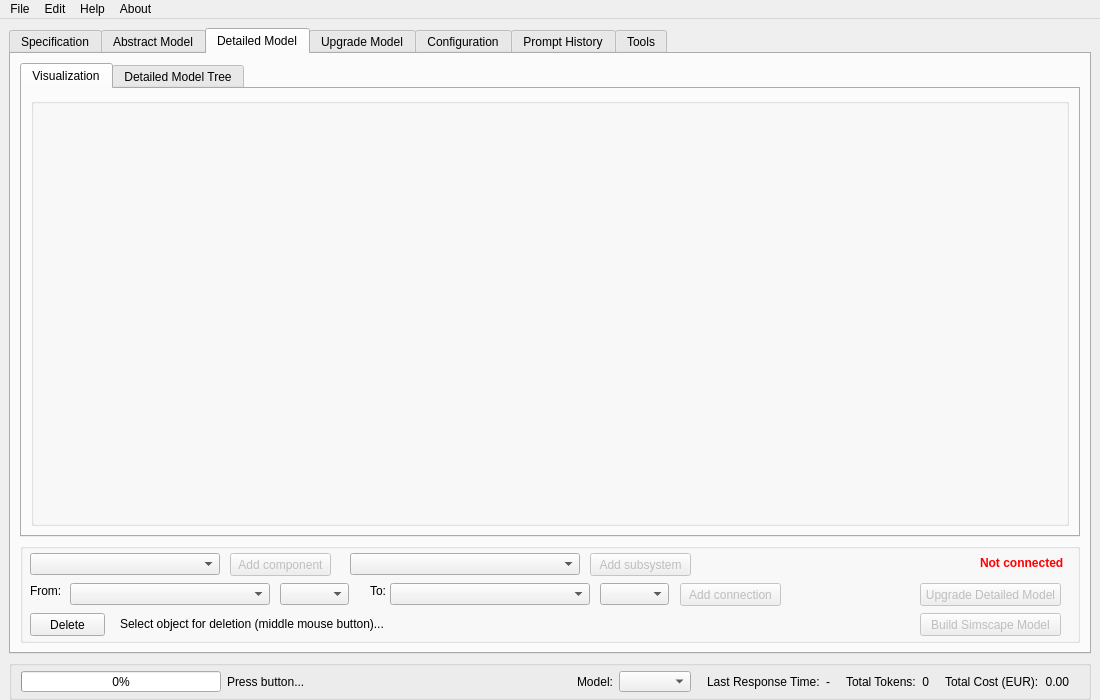
Patrick-Hummel/AI_Simscape_Model_Generator, file src/gui/main_window_aisimogen.ui: the form before one commit.
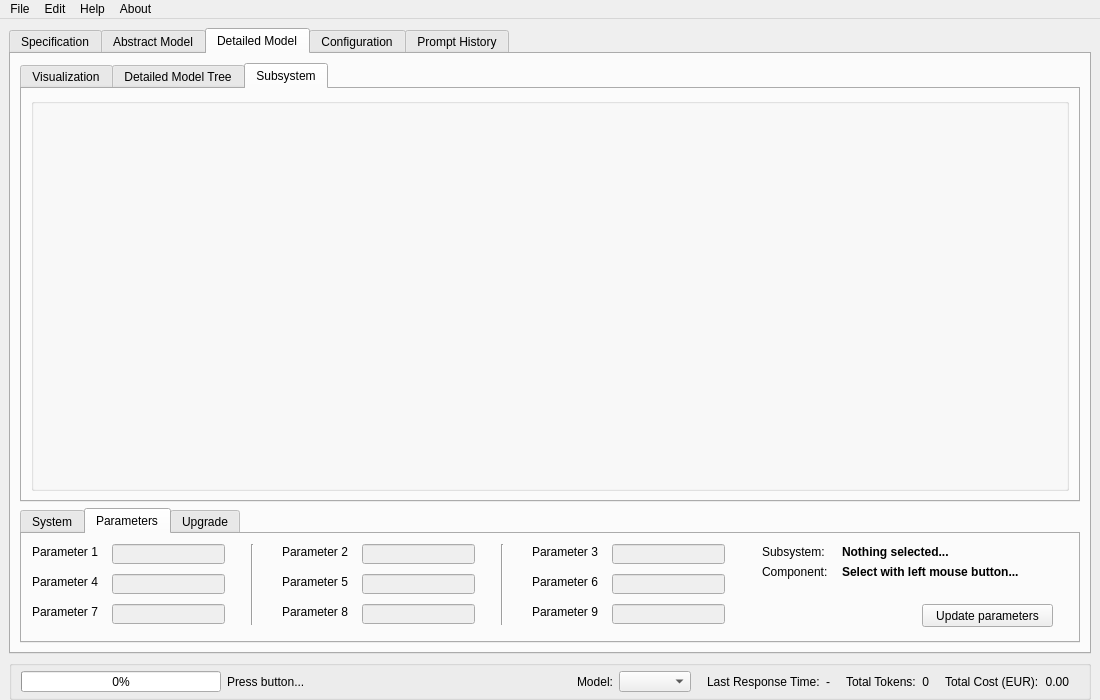
The form after the commit. The open tabs and pages were chosen to show the change.

```diff
--- a/src/gui/main_window_aisimogen.ui
+++ b/src/gui/main_window_aisimogen.ui
@@ -352,334 +352,794 @@
             </item>
            </layout>
           </widget>
+          <widget class="QWidget" name="tab_detailed_model_subsystem_view">
+           <attribute name="title">
+            <string>Subsystem</string>
+           </attribute>
+           <layout class="QVBoxLayout" name="verticalLayout_12">
+            <item>
+             <widget class="QGroupBox" name="groupBox_detailed_model_subsystem_visualization">
+              <property name="title">
+               <string/>
+              </property>
+             </widget>
+            </item>
+           </layout>
+          </widget>
          </widget>
         </item>
         <item>
-         <widget class="QGroupBox" name="groupBox">
+         <widget class="QTabWidget" name="tabWidget_detailed_model_configuration">
           <property name="minimumSize">
            <size>
             <width>0</width>
-            <height>100</height>
+            <height>135</height>
            </size>
           </property>
           <property name="maximumSize">
            <size>
             <width>16777215</width>
-            <height>100</height>
+            <height>135</height>
            </size>
           </property>
-          <property name="title">
-           <string/>
+          <property name="currentIndex">
+           <number>0</number>
           </property>
-          <widget class="QPushButton" name="pushButton_build_simscape_model">
-           <property name="enabled">
-            <bool>false</bool>
-           </property>
-           <property name="geometry">
-            <rect>
-             <x>900</x>
-             <y>70</y>
-             <width>141</width>
-             <height>23</height>
-            </rect>
-           </property>
-           <property name="text">
-            <string>Build Simscape Model</string>
-           </property>
+          <widget class="QWidget" name="tab_detailed_model_edit_system">
+           <attribute name="title">
+            <string>System</string>
+           </attribute>
+           <widget class="QLabel" name="label_4">
+            <property name="geometry">
+             <rect>
+              <x>420</x>
+              <y>40</y>
+              <width>21</width>
+              <height>16</height>
+             </rect>
+            </property>
+            <property name="text">
+             <string>To:</string>
+            </property>
+           </widget>
+           <widget class="QLabel" name="label_detailed_model_deletion_selection">
+            <property name="geometry">
+             <rect>
+              <x>100</x>
+              <y>80</y>
+              <width>401</width>
+              <height>21</height>
+             </rect>
+            </property>
+            <property name="text">
+             <string>Select object for deletion (middle mouse button)...</string>
+            </property>
+           </widget>
+           <widget class="QLabel" name="label_not_connected_warning">
+            <property name="enabled">
+             <bool>true</bool>
+            </property>
+            <property name="geometry">
+             <rect>
+              <x>950</x>
+              <y>10</y>
+              <width>91</width>
+              <height>20</height>
+             </rect>
+            </property>
+            <property name="font">
+             <font>
+              <weight>75</weight>
+              <bold>true</bold>
+             </font>
+            </property>
+            <property name="styleSheet">
+             <string notr="true">color: rgb(255, 0, 0);</string>
+            </property>
+            <property name="inputMethodHints">
+             <set>Qt::ImhNone</set>
+            </property>
+            <property name="text">
+             <string>Not connected</string>
+            </property>
+           </widget>
+           <widget class="QComboBox" name="comboBox_add_connection_from_port">
+            <property name="geometry">
+             <rect>
+              <x>650</x>
+              <y>10</y>
+              <width>69</width>
+              <height>22</height>
+             </rect>
+            </property>
+           </widget>
+           <widget class="QPushButton" name="pushButton_build_simscape_model">
+            <property name="enabled">
+             <bool>false</bool>
+            </property>
+            <property name="geometry">
+             <rect>
+              <x>900</x>
+              <y>50</y>
+              <width>141</width>
+              <height>50</height>
+             </rect>
+            </property>
+            <property name="minimumSize">
+             <size>
+              <width>0</width>
+              <height>35</height>
+             </size>
+            </property>
+            <property name="text">
+             <string>Build Simscape Model</string>
+            </property>
+           </widget>
+           <widget class="QLabel" name="label_3">
+            <property name="geometry">
+             <rect>
+              <x>400</x>
+              <y>10</y>
+              <width>31</width>
+              <height>16</height>
+             </rect>
+            </property>
+            <property name="text">
+             <string>From:</string>
+            </property>
+           </widget>
+           <widget class="QPushButton" name="pushButton_detailed_model_add_connection">
+            <property name="enabled">
+             <bool>false</bool>
+            </property>
+            <property name="geometry">
+             <rect>
+              <x>730</x>
+              <y>40</y>
+              <width>101</width>
+              <height>23</height>
+             </rect>
+            </property>
+            <property name="text">
+             <string>Add connection</string>
+            </property>
+           </widget>
+           <widget class="QComboBox" name="comboBox_add_component">
+            <property name="geometry">
+             <rect>
+              <x>10</x>
+              <y>10</y>
+              <width>190</width>
+              <height>22</height>
+             </rect>
+            </property>
+           </widget>
+           <widget class="QComboBox" name="comboBox_add_connection_to_port">
+            <property name="geometry">
+             <rect>
+              <x>650</x>
+              <y>40</y>
+              <width>69</width>
+              <height>22</height>
+             </rect>
+            </property>
+           </widget>
+           <widget class="QPushButton" name="pushButton_detailed_model_delete_selection">
+            <property name="geometry">
+             <rect>
+              <x>10</x>
+              <y>80</y>
+              <width>75</width>
+              <height>23</height>
+             </rect>
+            </property>
+            <property name="text">
+             <string>Delete</string>
+            </property>
+           </widget>
+           <widget class="QComboBox" name="comboBox_add_subsystem">
+            <property name="geometry">
+             <rect>
+              <x>10</x>
+              <y>40</y>
+              <width>230</width>
+              <height>22</height>
+             </rect>
+            </property>
+           </widget>
+           <widget class="QPushButton" name="pushButton_detailed_model_add_component">
+            <property name="enabled">
+             <bool>false</bool>
+            </property>
+            <property name="geometry">
+             <rect>
+              <x>210</x>
+              <y>10</y>
+              <width>101</width>
+              <height>23</height>
+             </rect>
+            </property>
+            <property name="text">
+             <string>Add component</string>
+            </property>
+           </widget>
+           <widget class="QPushButton" name="pushButton_detailed_model_add_subsystem">
+            <property name="enabled">
+             <bool>false</bool>
+            </property>
+            <property name="geometry">
+             <rect>
+              <x>250</x>
+              <y>40</y>
+              <width>101</width>
+              <height>23</height>
+             </rect>
+            </property>
+            <property name="text">
+             <string>Add subsystem</string>
+            </property>
+           </widget>
+           <widget class="QComboBox" name="comboBox_add_connection_from">
+            <property name="geometry">
+             <rect>
+              <x>440</x>
+              <y>10</y>
+              <width>200</width>
+              <height>22</height>
+             </rect>
+            </property>
+           </widget>
+           <widget class="QComboBox" name="comboBox_add_connection_to">
+            <property name="geometry">
+             <rect>
+              <x>440</x>
+              <y>40</y>
+              <width>200</width>
+              <height>22</height>
+             </rect>
+            </property>
+           </widget>
+           <widget class="Line" name="line">
+            <property name="geometry">
+             <rect>
+              <x>370</x>
+              <y>0</y>
+              <width>20</width>
+              <height>71</height>
+             </rect>
+            </property>
+            <property name="orientation">
+             <enum>Qt::Vertical</enum>
+            </property>
+           </widget>
+           <widget class="QPushButton" name="pushButton_detailed_model_clear_selection">
+            <property name="geometry">
+             <rect>
+              <x>730</x>
+              <y>10</y>
+              <width>101</width>
+              <height>23</height>
+             </rect>
+            </property>
+            <property name="text">
+             <string>Clear selection</string>
+            </property>
+           </widget>
           </widget>
-          <widget class="QComboBox" name="comboBox_add_component">
-           <property name="geometry">
-            <rect>
-             <x>10</x>
-             <y>10</y>
-             <width>190</width>
-             <height>22</height>
-            </rect>
-           </property>
+          <widget class="QWidget" name="tab_detailed_model_params">
+           <attribute name="title">
+            <string>Parameters</string>
+           </attribute>
+           <widget class="QLabel" name="label_desc_detailed_model_param_1">
+            <property name="geometry">
+             <rect>
+              <x>10</x>
+              <y>10</y>
+              <width>71</width>
+              <height>16</height>
+             </rect>
+            </property>
+            <property name="text">
+             <string>Parameter 1</string>
+            </property>
+           </widget>
+           <widget class="QLabel" name="label_desc_detailed_model_param_4">
+            <property name="geometry">
+             <rect>
+              <x>10</x>
+              <y>40</y>
+              <width>71</width>
+              <height>16</height>
+             </rect>
+            </property>
+            <property name="text">
+             <string>Parameter 4</string>
+            </property>
+           </widget>
+           <widget class="QLabel" name="label_desc_detailed_model_param_7">
+            <property name="geometry">
+             <rect>
+              <x>10</x>
+              <y>70</y>
+              <width>71</width>
+              <height>16</height>
+             </rect>
+            </property>
+            <property name="text">
+             <string>Parameter 7</string>
+            </property>
+           </widget>
+           <widget class="QLineEdit" name="lineEdit_detailed_model_param_1">
+            <property name="enabled">
+             <bool>false</bool>
+            </property>
+            <property name="geometry">
+             <rect>
+              <x>90</x>
+              <y>10</y>
+              <width>113</width>
+              <height>20</height>
+             </rect>
+            </property>
+           </widget>
+           <widget class="QLineEdit" name="lineEdit_detailed_model_param_4">
+            <property name="enabled">
+             <bool>false</bool>
+            </property>
+            <property name="geometry">
+             <rect>
+              <x>90</x>
+              <y>40</y>
+              <width>113</width>
+              <height>20</height>
+             </rect>
+            </property>
+           </widget>
+           <widget class="QLineEdit" name="lineEdit_detailed_model_param_7">
+            <property name="enabled">
+             <bool>false</bool>
+            </property>
+            <property name="geometry">
+             <rect>
+              <x>90</x>
+              <y>70</y>
+              <width>113</width>
+              <height>20</height>
+             </rect>
+            </property>
+           </widget>
+           <widget class="QLineEdit" name="lineEdit_detailed_model_param_5">
+            <property name="enabled">
+             <bool>false</bool>
+            </property>
+            <property name="geometry">
+             <rect>
+              <x>340</x>
+              <y>40</y>
+              <width>113</width>
+              <height>20</height>
+             </rect>
+            </property>
+           </widget>
+           <widget class="QLabel" name="label_desc_detailed_model_param_2">
+            <property name="geometry">
+             <rect>
+              <x>260</x>
+              <y>10</y>
+              <width>71</width>
+              <height>16</height>
+             </rect>
+            </property>
+            <property name="text">
+             <string>Parameter 2</string>
+            </property>
+           </widget>
+           <widget class="QLabel" name="label_desc_detailed_model_param_5">
+            <property name="geometry">
+             <rect>
+              <x>260</x>
+              <y>40</y>
+              <width>71</width>
+              <height>16</height>
+             </rect>
+            </property>
+            <property name="text">
+             <string>Parameter 5</string>
+            </property>
+           </widget>
+           <widget class="QLineEdit" name="lineEdit_detailed_model_param_8">
+            <property name="enabled">
+             <bool>false</bool>
+            </property>
+            <property name="geometry">
+             <rect>
+              <x>340</x>
+              <y>70</y>
+              <width>113</width>
+              <height>20</height>
+             </rect>
+            </property>
+           </widget>
+           <widget class="QLabel" name="label_desc_detailed_model_param_8">
+            <property name="geometry">
+             <rect>
+              <x>260</x>
+              <y>70</y>
+              <width>71</width>
+              <height>16</height>
+             </rect>
+            </property>
+            <property name="text">
+             <string>Parameter 8</string>
+            </property>
+           </widget>
+           <widget class="QLineEdit" name="lineEdit_detailed_model_param_2">
+            <property name="enabled">
+             <bool>false</bool>
+            </property>
+            <property name="geometry">
+             <rect>
+              <x>340</x>
+              <y>10</y>
+              <width>113</width>
+              <height>20</height>
+             </rect>
+            </property>
+           </widget>
+           <widget class="QLineEdit" name="lineEdit_detailed_model_param_9">
+            <property name="enabled">
+             <bool>false</bool>
+            </property>
+            <property name="geometry">
+             <rect>
+              <x>590</x>
+              <y>70</y>
+              <width>113</width>
+              <height>20</height>
+             </rect>
+            </property>
+           </widget>
+           <widget class="QLineEdit" name="lineEdit_detailed_model_param_6">
+            <property name="enabled">
+             <bool>false</bool>
+            </property>
+            <property name="geometry">
+             <rect>
+              <x>590</x>
+              <y>40</y>
+              <width>113</width>
+              <height>20</height>
+             </rect>
+            </property>
+           </widget>
+           <widget class="QLabel" name="label_desc_detailed_model_param_6">
+            <property name="geometry">
+             <rect>
+              <x>510</x>
+              <y>40</y>
+              <width>71</width>
+              <height>16</height>
+             </rect>
+            </property>
+            <property name="text">
+             <string>Parameter 6</string>
+            </property>
+           </widget>
+           <widget class="QLabel" name="label_desc_detailed_model_param_3">
+            <property name="geometry">
+             <rect>
+              <x>510</x>
+              <y>10</y>
+              <width>71</width>
+              <height>16</height>
+             </rect>
+            </property>
+            <property name="text">
+             <string>Parameter 3</string>
+            </property>
+           </widget>
+           <widget class="QLineEdit" name="lineEdit_detailed_model_param_3">
+            <property name="enabled">
+             <bool>false</bool>
+            </property>
+            <property name="geometry">
+             <rect>
+              <x>590</x>
+              <y>10</y>
+              <width>113</width>
+              <height>20</height>
+             </rect>
+            </property>
+           </widget>
+           <widget class="QLabel" name="label_desc_detailed_model_param_9">
+            <property name="geometry">
+             <rect>
+              <x>510</x>
+              <y>70</y>
+              <width>71</width>
+              <height>16</height>
+             </rect>
+            </property>
+            <property name="text">
+             <string>Parameter 9</string>
+            </property>
+           </widget>
+           <widget class="Line" name="line_2">
+            <property name="geometry">
+             <rect>
+              <x>220</x>
+              <y>10</y>
+              <width>20</width>
+              <height>81</height>
+             </rect>
+            </property>
+            <property name="orientation">
+             <enum>Qt::Vertical</enum>
+            </property>
+           </widget>
+           <widget class="Line" name="line_3">
+            <property name="geometry">
+             <rect>
+              <x>470</x>
+              <y>10</y>
+              <width>20</width>
+              <height>81</height>
+             </rect>
+            </property>
+            <property name="orientation">
+             <enum>Qt::Vertical</enum>
+            </property>
+           </widget>
+           <widget class="QPushButton" name="pushButton_detailed_model_update_parameters">
+            <property name="geometry">
+             <rect>
+              <x>900</x>
+              <y>70</y>
+              <width>131</width>
+              <height>23</height>
+             </rect>
+            </property>
+            <property name="text">
+             <string>Update parameters</string>
+            </property>
+           </widget>
+           <widget class="QLabel" name="label_desc_detailed_model_params_subsystem">
+            <property name="geometry">
+             <rect>
+              <x>740</x>
+              <y>10</y>
+              <width>71</width>
+              <height>16</height>
+             </rect>
+            </property>
+            <property name="text">
+             <string>Subsystem:</string>
+            </property>
+           </widget>
+           <widget class="QLabel" name="label_desc_detailed_model_params_component">
+            <property name="geometry">
+             <rect>
+              <x>740</x>
+              <y>30</y>
+              <width>71</width>
+              <height>16</height>
+             </rect>
+            </property>
+            <property name="text">
+             <string>Component:</string>
+            </property>
+           </widget>
+           <widget class="QLabel" name="label_detailed_model_params_subsystem">
+            <property name="geometry">
+             <rect>
+              <x>820</x>
+              <y>10</y>
+              <width>211</width>
+              <height>16</height>
+             </rect>
+            </property>
+            <property name="font">
+             <font>
+              <weight>75</weight>
+              <bold>true</bold>
+             </font>
+            </property>
+            <property name="text">
+             <string>Nothing selected...</string>
+            </property>
+           </widget>
+           <widget class="QLabel" name="label_detailed_model_params_component">
+            <property name="geometry">
+             <rect>
+              <x>820</x>
+              <y>30</y>
+              <width>211</width>
+              <height>16</height>
+             </rect>
+            </property>
+            <property name="font">
+             <font>
+              <weight>75</weight>
+              <bold>true</bold>
+             </font>
+            </property>
+            <property name="text">
+             <string>Select with left mouse button...</string>
+            </property>
+           </widget>
           </widget>
-          <widget class="QPushButton" name="pushButton_detailed_model_add_component">
-           <property name="enabled">
-            <bool>false</bool>
-           </property>
-           <property name="geometry">
-            <rect>
-             <x>210</x>
-             <y>10</y>
-             <width>101</width>
-             <height>23</height>
-            </rect>
-           </property>
-           <property name="text">
-            <string>Add component</string>
-           </property>
-          </widget>
-          <widget class="QComboBox" name="comboBox_add_connection_from">
-           <property name="geometry">
-            <rect>
-             <x>50</x>
-             <y>40</y>
-             <width>200</width>
-             <height>22</height>
-            </rect>
-           </property>
-          </widget>
-          <widget class="QLabel" name="label_3">
-           <property name="geometry">
-            <rect>
-             <x>10</x>
-             <y>40</y>
-             <width>31</width>
-             <height>16</height>
-            </rect>
-           </property>
-           <property name="text">
-            <string>From:</string>
-           </property>
-          </widget>
-          <widget class="QLabel" name="label_4">
-           <property name="geometry">
-            <rect>
-             <x>350</x>
-             <y>40</y>
-             <width>21</width>
-             <height>16</height>
-            </rect>
-           </property>
-           <property name="text">
-            <string>To:</string>
-           </property>
-          </widget>
-          <widget class="QComboBox" name="comboBox_add_connection_to">
-           <property name="geometry">
-            <rect>
-             <x>370</x>
-             <y>40</y>
-             <width>200</width>
-             <height>22</height>
-            </rect>
-           </property>
-          </widget>
-          <widget class="QPushButton" name="pushButton_detailed_model_add_connection">
-           <property name="enabled">
-            <bool>false</bool>
-           </property>
-           <property name="geometry">
-            <rect>
-             <x>660</x>
-             <y>40</y>
-             <width>101</width>
-             <height>23</height>
-            </rect>
-           </property>
-           <property name="text">
-            <string>Add connection</string>
-           </property>
-          </widget>
-          <widget class="QComboBox" name="comboBox_add_subsystem">
-           <property name="geometry">
-            <rect>
-             <x>330</x>
-             <y>10</y>
-             <width>230</width>
-             <height>22</height>
-            </rect>
-           </property>
-          </widget>
-          <widget class="QPushButton" name="pushButton_detailed_model_add_subsystem">
-           <property name="enabled">
-            <bool>false</bool>
-           </property>
-           <property name="geometry">
-            <rect>
-             <x>570</x>
-             <y>10</y>
-             <width>101</width>
-             <height>23</height>
-            </rect>
-           </property>
-           <property name="text">
-            <string>Add subsystem</string>
-           </property>
-          </widget>
-          <widget class="QComboBox" name="comboBox_add_connection_from_port">
-           <property name="geometry">
-            <rect>
-             <x>260</x>
-             <y>40</y>
-             <width>69</width>
-             <height>22</height>
-            </rect>
-           </property>
-          </widget>
-          <widget class="QComboBox" name="comboBox_add_connection_to_port">
-           <property name="geometry">
-            <rect>
-             <x>580</x>
-             <y>40</y>
-             <width>69</width>
-             <height>22</height>
-            </rect>
-           </property>
-          </widget>
-          <widget class="QLabel" name="label_not_connected_warning">
-           <property name="enabled">
-            <bool>true</bool>
-           </property>
-           <property name="geometry">
-            <rect>
-             <x>960</x>
-             <y>10</y>
-             <width>91</width>
-             <height>20</height>
-            </rect>
-           </property>
-           <property name="font">
-            <font>
-             <weight>75</weight>
-             <bold>true</bold>
-            </font>
-           </property>
-           <property name="styleSheet">
-            <string notr="true">color: rgb(255, 0, 0);</string>
-           </property>
-           <property name="inputMethodHints">
-            <set>Qt::ImhNone</set>
-           </property>
-           <property name="text">
-            <string>Not connected</string>
-           </property>
-          </widget>
-          <widget class="QPushButton" name="pushButton_detailed_model_delete_selection">
-           <property name="geometry">
-            <rect>
-             <x>10</x>
-             <y>70</y>
-             <width>75</width>
-             <height>23</height>
-            </rect>
-           </property>
-           <property name="text">
-            <string>Delete</string>
-           </property>
-          </widget>
-          <widget class="QLabel" name="label_detailed_model_deletion_selection">
-           <property name="geometry">
-            <rect>
-             <x>100</x>
-             <y>70</y>
-             <width>401</width>
-             <height>21</height>
-            </rect>
-           </property>
-           <property name="text">
-            <string>Select object for deletion (middle mouse button)...</string>
-           </property>
-          </widget>
-          <widget class="QPushButton" name="pushButton_upgrade_detailed_model">
-           <property name="enabled">
-            <bool>false</bool>
-           </property>
-           <property name="geometry">
-            <rect>
-             <x>900</x>
-             <y>40</y>
-             <width>141</width>
-             <height>23</height>
-            </rect>
-           </property>
-           <property name="text">
-            <string>Upgrade Detailed Model</string>
-           </property>
+          <widget class="QWidget" name="tab_detailed_model_upgrade">
+           <attribute name="title">
+            <string>Upgrade</string>
+           </attribute>
+           <widget class="QPushButton" name="pushButton_single_upgrader">
+            <property name="geometry">
+             <rect>
+              <x>310</x>
+              <y>20</y>
+              <width>121</width>
+              <height>23</height>
+             </rect>
+            </property>
+            <property name="text">
+             <string>Single Upgrader</string>
+            </property>
+           </widget>
+           <widget class="QSpinBox" name="spinBox_upgrader_target">
+            <property name="geometry">
+             <rect>
+              <x>610</x>
+              <y>40</y>
+              <width>42</width>
+              <height>22</height>
+             </rect>
+            </property>
+            <property name="minimum">
+             <number>1</number>
+            </property>
+            <property name="value">
+             <number>3</number>
+            </property>
+           </widget>
+           <widget class="QPushButton" name="pushButton_combined_upgrader">
+            <property name="geometry">
+             <rect>
+              <x>310</x>
+              <y>60</y>
+              <width>121</width>
+              <height>23</height>
+             </rect>
+            </property>
+            <property name="text">
+             <string>Combined Upgrader</string>
+            </property>
+           </widget>
+           <widget class="QComboBox" name="comboBox_single_upgrader_pattern">
+            <property name="geometry">
+             <rect>
+              <x>460</x>
+              <y>20</y>
+              <width>101</width>
+              <height>22</height>
+             </rect>
+            </property>
+           </widget>
+           <widget class="QComboBox" name="comboBox_combined_upgrader_pattern">
+            <property name="geometry">
+             <rect>
+              <x>460</x>
+              <y>60</y>
+              <width>101</width>
+              <height>22</height>
+             </rect>
+            </property>
+           </widget>
+           <widget class="QRadioButton" name="radioButton_upgrade_selected_subsystem">
+            <property name="geometry">
+             <rect>
+              <x>10</x>
+              <y>10</y>
+              <width>121</width>
+              <height>17</height>
+             </rect>
+            </property>
+            <property name="text">
+             <string>Selected subsystem</string>
+            </property>
+            <property name="checked">
+             <bool>true</bool>
+            </property>
+           </widget>
+           <widget class="QRadioButton" name="radioButton_upgrade_all_subsystems">
+            <property name="geometry">
+             <rect>
+              <x>10</x>
+              <y>70</y>
+              <width>121</width>
+              <height>17</height>
+             </rect>
+            </property>
+            <property name="text">
+             <string>All subsystems</string>
+            </property>
+           </widget>
+           <widget class="QLabel" name="label_7">
+            <property name="geometry">
+             <rect>
+              <x>600</x>
+              <y>20</y>
+              <width>47</width>
+              <height>13</height>
+             </rect>
+            </property>
+            <property name="text">
+             <string>Target:</string>
+            </property>
+           </widget>
+           <widget class="QLabel" name="label_8">
+            <property name="geometry">
+             <rect>
+              <x>700</x>
+              <y>20</y>
+              <width>331</width>
+              <height>16</height>
+             </rect>
+            </property>
+            <property name="text">
+             <string>Comparator (C): ... short description here...</string>
+            </property>
+           </widget>
+           <widget class="QLabel" name="label_9">
+            <property name="geometry">
+             <rect>
+              <x>700</x>
+              <y>40</y>
+              <width>331</width>
+              <height>16</height>
+             </rect>
+            </property>
+            <property name="text">
+             <string>Voter (V): ... short description here...</string>
+            </property>
+           </widget>
+           <widget class="QLabel" name="label_10">
+            <property name="geometry">
+             <rect>
+              <x>700</x>
+              <y>60</y>
+              <width>331</width>
+              <height>16</height>
+             </rect>
+            </property>
+            <property name="text">
+             <string>S (S): ... short description here...</string>
+            </property>
+           </widget>
+           <widget class="QLabel" name="label_detailed_model_upgrade_selected_subsystem">
+            <property name="geometry">
+             <rect>
+              <x>40</x>
+              <y>40</y>
+              <width>261</width>
+              <height>16</height>
+             </rect>
+            </property>
+            <property name="font">
+             <font>
+              <weight>75</weight>
+              <italic>false</italic>
+              <bold>true</bold>
+             </font>
+            </property>
+            <property name="text">
+             <string>Left click on a subystem to select it...</string>
+            </property>
+           </widget>
           </widget>
          </widget>
         </item>
        </layout>
       </widget>
-      <widget class="QWidget" name="tab_upgrade_detailed_model">
-       <attribute name="title">
-        <string>Upgrade Model</string>
-       </attribute>
-       <widget class="QPushButton" name="pushButton_single_upgrader">
-        <property name="geometry">
-         <rect>
-          <x>30</x>
-          <y>30</y>
-          <width>121</width>
-          <height>23</height>
-         </rect>
-        </property>
-        <property name="text">
-         <string>Single Upgrader</string>
-        </property>
-       </widget>
-       <widget class="QComboBox" name="comboBox_single_upgrader_pattern">
-        <property name="geometry">
-         <rect>
-          <x>180</x>
-          <y>30</y>
-          <width>101</width>
-          <height>22</height>
-         </rect>
-        </property>
-       </widget>
-       <widget class="QPushButton" name="pushButton_combined_upgrader">
-        <property name="geometry">
-         <rect>
-          <x>30</x>
-          <y>70</y>
-          <width>121</width>
-          <height>23</height>
-         </rect>
-        </property>
-        <property name="text">
-         <string>Combined Upgrader</string>
-        </property>
-       </widget>
-       <widget class="QComboBox" name="comboBox_combined_upgrader_pattern">
-        <property name="geometry">
-         <rect>
-          <x>180</x>
-          <y>70</y>
-          <width>101</width>
-          <height>22</height>
-         </rect>
-        </property>
-       </widget>
-       <widget class="QTreeWidget" name="treeWidget_detailed_model_2">
-        <property name="geometry">
-         <rect>
-          <x>520</x>
-          <y>40</y>
-          <width>521</width>
-          <height>431</height>
-         </rect>
-        </property>
-        <attribute name="headerVisible">
-         <bool>false</bool>
-        </attribute>
-        <column>
-         <property name="text">
-          <string notr="true">1</string>
-         </property>
-        </column>
-       </widget>
-       <widget class="QSpinBox" name="spinBox_upgrader_target">
-        <property name="geometry">
-         <rect>
-          <x>320</x>
-          <y>30</y>
-          <width>42</width>
-          <height>22</height>
-         </rect>
-        </property>
-        <property name="minimum">
-         <number>1</number>
-        </property>
-        <property name="value">
-         <number>3</number>
-        </property>
-       </widget>
-      </widget>
       <widget class="QWidget" name="tab_configuration">
        <attribute name="title">
         <string>Configuration</string>
@@ -805,114 +1265,6 @@
         </item>
        </layout>
       </widget>
-      <widget class="QWidget" name="tab_tools">
-       <attribute name="title">
-        <string>Tools</string>
-       </attribute>
-       <widget class="QPlainTextEdit" name="plainTextEdit_response">
-        <property name="geometry">
-         <rect>
-          <x>20</x>
-          <y>220</y>
-          <width>601</width>
-          <height>201</height>
-         </rect>
-        </property>
-        <property name="readOnly">
-         <bool>true</bool>
-        </property>
-       </widget>
-       <widget class="QLabel" name="label_response">
-        <property name="geometry">
-         <rect>
-          <x>30</x>
-          <y>190</y>
-          <width>71</width>
-          <height>16</height>
-         </rect>
-        </property>
-        <property name="font">
-         <font>
-          <weight>75</weight>
-          <bold>true</bold>
-         </font>
-        </property>
-        <property name="text">
-         <string>Response</string>
-        </property>
-       </widget>
-       <widget class="QPushButton" name="pushButton_generate_response">
-        <property name="geometry">
-         <rect>
-          <x>540</x>
-          <y>150</y>
-          <width>75</width>
-          <height>23</height>
-         </rect>
-        </property>
-        <property name="text">
-         <string>Send</string>
-        </property>
-       </widget>
-       <widget class="QLabel" name="label_prompt">
-        <property name="geometry">
-         <rect>
-          <x>20</x>
-          <y>20</y>
-          <width>47</width>
-          <height>13</height>
-         </rect>
-        </property>
-        <property name="font">
-         <font>
-          <weight>75</weight>
-          <bold>true</bold>
-         </font>
-        </property>
-        <property name="text">
-         <string>Prompt</string>
-        </property>
-       </widget>
-       <widget class="QLabel" name="label_progress_request_prompt">
-        <property name="geometry">
-         <rect>
-          <x>210</x>
-          <y>150</y>
-          <width>91</width>
-          <height>21</height>
-         </rect>
-        </property>
-        <property name="text">
-         <string>Press button...</string>
-        </property>
-        <property name="alignment">
-         <set>Qt::AlignLeading|Qt::AlignLeft|Qt::AlignVCenter</set>
-        </property>
-       </widget>
-       <widget class="QProgressBar" name="progressBar_request_prompt">
-        <property name="geometry">
-         <rect>
-          <x>20</x>
-          <y>150</y>
-          <width>171</width>
-          <height>21</height>
-         </rect>
-        </property>
-        <property name="value">
-         <number>0</number>
-        </property>
-       </widget>
-       <widget class="QPlainTextEdit" name="plainTextEdit_prompt">
-        <property name="geometry">
-         <rect>
-          <x>20</x>
-          <y>40</y>
-          <width>601</width>
-          <height>101</height>
-         </rect>
-        </property>
-       </widget>
-      </widget>
      </widget>
     </item>
     <item>
```
Left out of the diff: 16 changed lines with no effect on the pictures.
